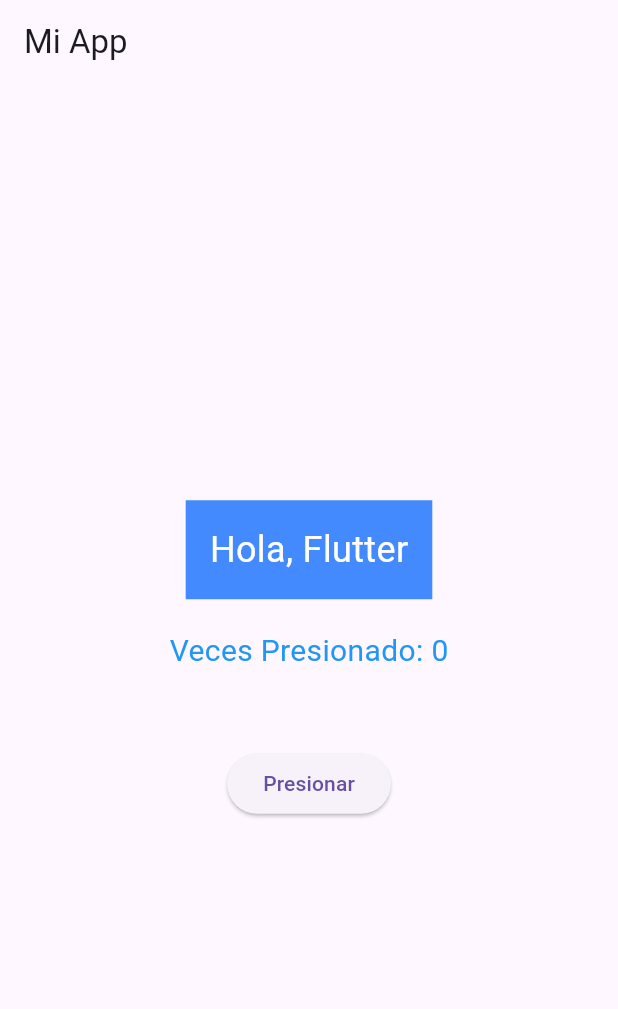
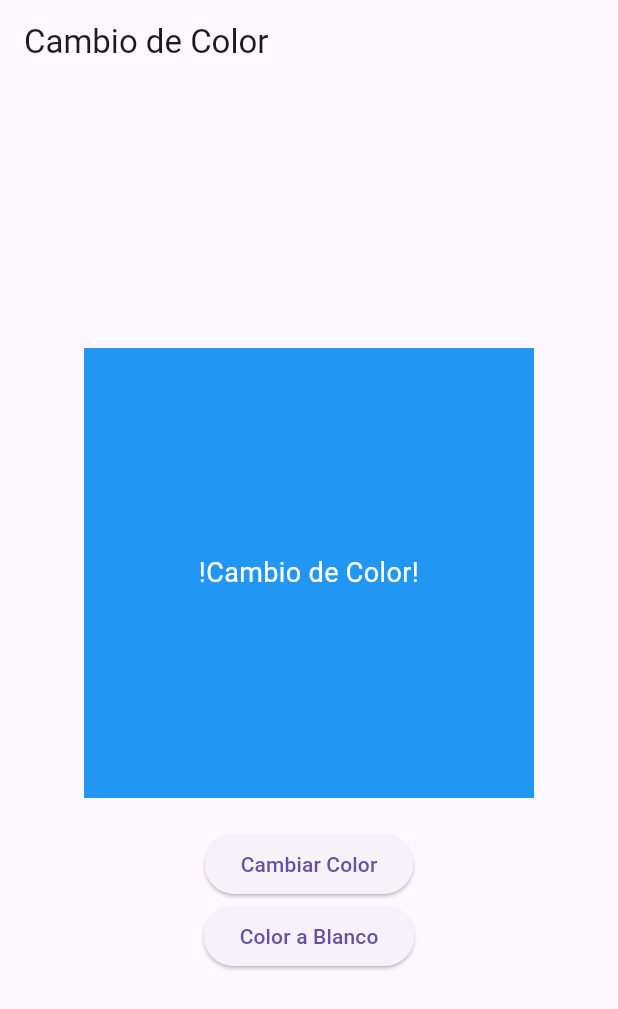
Before and after one commit to Chucky2010/ii-flutter-003, a Flutter app: the screen it shows after launch, on a phone screen of 412 x 824 dp. Shown: the top 1009 px of the screen. Run offline on Flutter 3.47's test engine with Material 3 defaults, Android fonts, the light colour scheme and no system bars.

Commit message:
Se añade un container y boton para cambio de color
Se cambia el tamaño del Container a 300x300
Se añade un segundo botón que reinicia el color a blanco
Se cambia el texto dentro del Container a 'Cambio de color',
Se usa el color blanco para el texto del Container

El estado gestiona los cambios de color con una lista y un índice mediante setState
El Column coloca el container y los botones uno debajo del otro

```diff
--- a/lib/main.dart
+++ b/lib/main.dart
@@ -10,59 +10,65 @@
   @override
   Widget build(BuildContext context) {
     return MaterialApp(
-      title: 'Mi App',
-      theme: ThemeData(
-        primarySwatch: Colors.blue,
-      ),
-      home: const MyHomePage(),
+      title: 'Cambio de Color',
+      theme: ThemeData(primarySwatch: Colors.blue),
+      home: const ColorChangeScreen(),
     );
   }
 }
 
-class MyHomePage extends StatefulWidget {
-  const MyHomePage({super.key});
+class ColorChangeScreen extends StatefulWidget {
+  const ColorChangeScreen({super.key});
 
   @override
-  State<MyHomePage> createState() => _MyHomePageState();
+  State<ColorChangeScreen> createState() => _ColorChangeScreenState();
 }
 
-class _MyHomePageState extends State<MyHomePage> {
-  int _counter = 0;
+class _ColorChangeScreenState extends State<ColorChangeScreen> {
+  Color _containerColor = Colors.blue;
+  final List<Color> _colors = [Colors.blue, Colors.red, Colors.green];
+  int _currentColorIndex = 0;
 
-  void _incrementCounter() {
+  void _changeColor() {
     setState(() {
-      _counter++;
+      _currentColorIndex = (_currentColorIndex + 1) % _colors.length;
+      _containerColor = _colors[_currentColorIndex];
+    });
+  }
+
+  void _changeColorBlanco() {
+    setState(() {
+      _containerColor = Colors.white;
     });
   }
 
   @override
   Widget build(BuildContext context) {
     return Scaffold(
-      appBar: AppBar(
-        title: const Text('Mi App'),
-      ),
+      appBar: AppBar(title: const Text('Cambio de Color')),
       body: Center(
         child: Column(
           mainAxisAlignment: MainAxisAlignment.center,
           children: [
             Container(
-              padding: const EdgeInsets.all(16.0),
-              color: Colors.blueAccent,
+              width: 300,
+              height: 300,
+              color: _containerColor,
+              alignment: Alignment.center,
               child: const Text(
-                'Hola, Flutter',
-                style: TextStyle(fontSize: 24, color: Colors.white),
+                '!Cambio de Color!',
+                style: TextStyle(fontSize: 18, color: Colors.white),
+                textAlign: TextAlign.center,
               ),
             ),
             const SizedBox(height: 20),
-            Text(
-              'Veces Presionado: $_counter',
-              style: const TextStyle(fontSize: 20, color: Colors.blue),
+            ElevatedButton(
+              onPressed: _changeColor,
+              child: const Text('Cambiar Color'),
             ),
-            SizedBox(height: 30),
-            const SizedBox(height: 20),
             ElevatedButton(
-              onPressed: _incrementCounter,
-              child: const Text('Presionar'),
+              onPressed: _changeColorBlanco,
+              child: const Text('Color a Blanco'),
             ),
           ],
         ),
```
